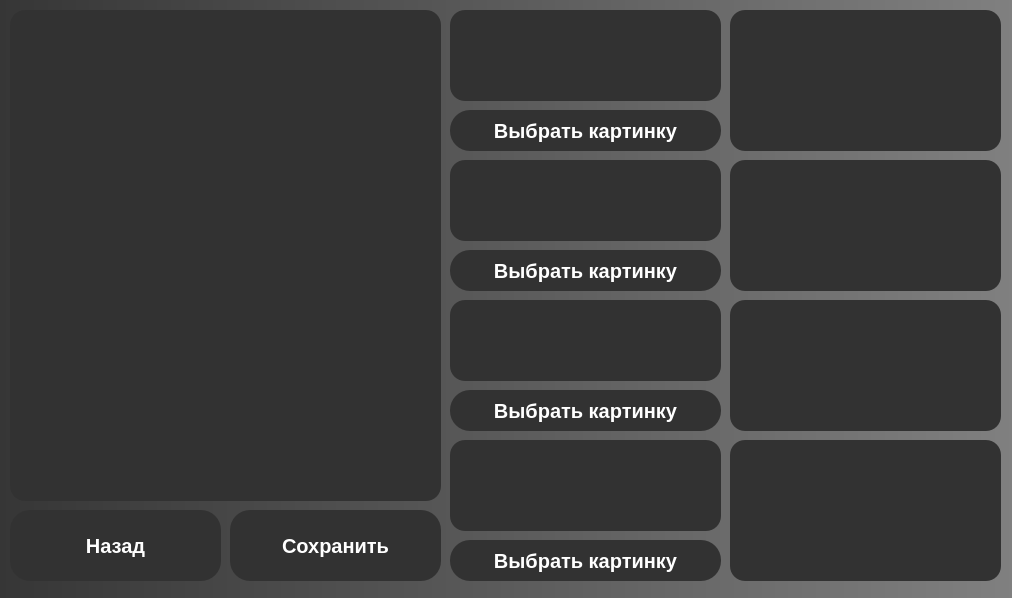
The window that Windows/TensesWindows/TensesTheoryWindow.ui (COBAil/My-English-Grammar) describes before a commit, drawn with Qt 5.
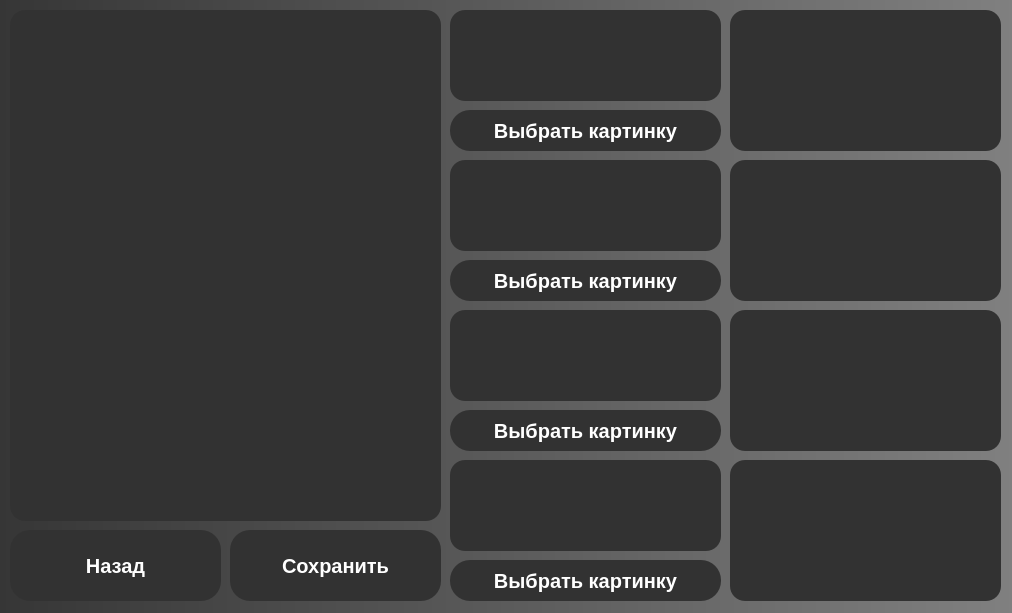
The same window after the commit. Icons and pictures are not drawn.

Diff of the .ui file:
```diff
--- a/Windows/TensesWindows/TensesTheoryWindow.ui
+++ b/Windows/TensesWindows/TensesTheoryWindow.ui
@@ -7,7 +7,7 @@
     <x>0</x>
     <y>0</y>
     <width>1012</width>
-    <height>598</height>
+    <height>613</height>
    </rect>
   </property>
   <property name="windowTitle">
@@ -58,7 +58,7 @@
     <property name="geometry">
      <rect>
       <x>10</x>
-      <y>510</y>
+      <y>530</y>
       <width>211</width>
       <height>71</height>
      </rect>
@@ -85,7 +85,7 @@
       <x>10</x>
       <y>10</y>
       <width>431</width>
-      <height>491</height>
+      <height>511</height>
      </rect>
     </property>
     <property name="styleSheet">
@@ -109,7 +109,7 @@
     <property name="geometry">
      <rect>
       <x>230</x>
-      <y>510</y>
+      <y>530</y>
       <width>211</width>
       <height>71</height>
      </rect>
@@ -200,7 +200,7 @@
       <x>730</x>
       <y>160</y>
       <width>271</width>
-      <height>131</height>
+      <height>141</height>
      </rect>
     </property>
     <property name="styleSheet">
@@ -222,7 +222,7 @@
       <x>450</x>
       <y>160</y>
       <width>271</width>
-      <height>81</height>
+      <height>91</height>
      </rect>
     </property>
     <property name="styleSheet">
@@ -243,7 +243,7 @@
     <property name="geometry">
      <rect>
       <x>450</x>
-      <y>250</y>
+      <y>260</y>
       <width>271</width>
       <height>41</height>
      </rect>
@@ -265,9 +265,9 @@
     <property name="geometry">
      <rect>
       <x>730</x>
-      <y>300</y>
+      <y>310</y>
       <width>271</width>
-      <height>131</height>
+      <height>141</height>
      </rect>
     </property>
     <property name="styleSheet">
@@ -287,9 +287,9 @@
     <property name="geometry">
      <rect>
       <x>450</x>
-      <y>300</y>
+      <y>310</y>
       <width>271</width>
-      <height>81</height>
+      <height>91</height>
      </rect>
     </property>
     <property name="styleSheet">
@@ -310,7 +310,7 @@
     <property name="geometry">
      <rect>
       <x>450</x>
-      <y>390</y>
+      <y>410</y>
       <width>271</width>
       <height>41</height>
      </rect>
@@ -332,7 +332,7 @@
     <property name="geometry">
      <rect>
       <x>730</x>
-      <y>440</y>
+      <y>460</y>
       <width>271</width>
       <height>141</height>
      </rect>
@@ -354,7 +354,7 @@
     <property name="geometry">
      <rect>
       <x>450</x>
-      <y>440</y>
+      <y>460</y>
       <width>271</width>
       <height>91</height>
      </rect>
@@ -377,7 +377,7 @@
     <property name="geometry">
      <rect>
       <x>450</x>
-      <y>540</y>
+      <y>560</y>
       <width>271</width>
       <height>41</height>
      </rect>
```
